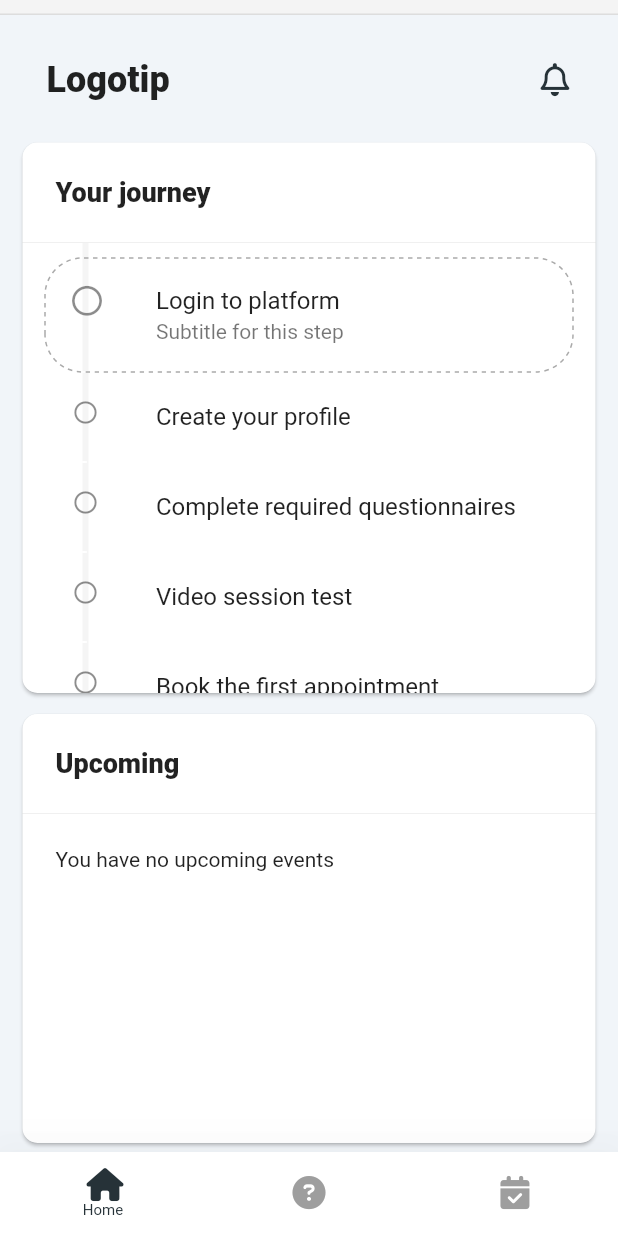
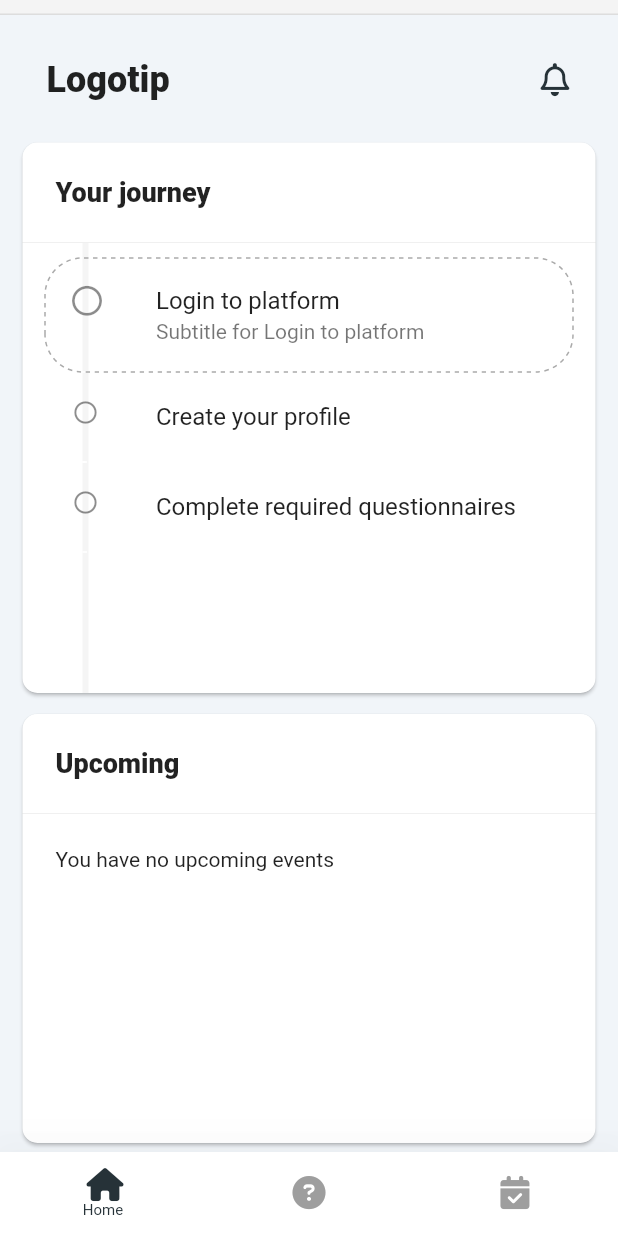
Before and after one commit to izi4ever/stepper_markup, a Flutter app: the screen it shows after launch, on a phone screen of 412 x 824 dp. Run offline on Flutter 3.47's test engine with Material 2 defaults, Android fonts, the phone set to English and light mode, and no system bars; drawn by our look-alikes of dotted_border; our stand-ins replace font_awesome_flutter, google_fonts; Roboto replaces fonts that are missing (Vollkorn).

Commit message:
Stepper and their State through enum, light strucrute changing

```diff
--- a/lib/main.dart
+++ b/lib/main.dart
@@ -1,7 +1,7 @@
 import 'package:flutter/material.dart';
 import 'package:google_fonts/google_fonts.dart';
 
-import 'pages/main/bottom_nav_bar.dart';
+import 'main/bottom_nav_bar.dart';
 
 void main() => runApp(const MyApp());
 
--- a/lib/pages/main/bottom_nav_bar.dart
+++ b/lib/main/bottom_nav_bar.dart
@@ -1,5 +1,5 @@
 import 'package:flutter/material.dart';
-import 'package:stepper_markup/pages/main/tab_bar_item.dart';
+import 'package:stepper_markup/main/tab_bar_item.dart';
 
 class BottomNavBar extends StatefulWidget {
   const BottomNavBar({Key? key}) : super(key: key);
--- a/lib/pages/main/pages/home_page.dart
+++ b/lib/main/pages/home_page.dart
@@ -1,7 +1,7 @@
 import 'package:flutter/material.dart';
 import 'package:font_awesome_flutter/font_awesome_flutter.dart';
 
-import '../../../widgets/custom_stepper.dart';
+import 'widgets/custom_stepper.dart';
 
 class HomePage extends StatefulWidget {
   const HomePage({Key? key}) : super(key: key);
--- /dev/null
+++ b/lib/main/pages/widgets/custom_stepper.dart
@@ -0,0 +1,59 @@
+import 'package:dotted_border/dotted_border.dart';
+import 'package:flutter/material.dart';
+import 'package:stepper_markup/main/pages/widgets/step_icon.dart';
+import 'package:stepper_markup/main/pages/widgets/stepper_state.dart';
+
+class CustomStepper extends StatefulWidget {
+  const CustomStepper({Key? key}) : super(key: key);
+
+  @override
+  State<CustomStepper> createState() => _CustomStepperState();
+}
+
+class _CustomStepperState extends State<CustomStepper> {
+  int curStep = 0;
+
+  @override
+  Widget build(BuildContext context) {
+    return Stack(
+      children: [
+        Positioned(
+            top: 0,
+            bottom: 0,
+            left: 40,
+            child: Container(
+              color: Colors.grey[100],
+              width: 4,
+            )),
+        SizedBox(
+            height: 300,
+            child: ListView(
+              padding: const EdgeInsets.symmetric(horizontal: 15, vertical: 10),
+              children: [
+                ...StepperElement.values.map((e) =>
+
+                  DottedBorder(
+                    borderType: BorderType.RRect,
+                    radius: const Radius.circular(25),
+                    dashPattern: const [3, 3],
+                    color: (curStep == e.index) ? const Color(0xffaaaaaa) : Colors.white,
+                    strokeWidth: 1,
+                    child: ListTile(
+                      leading: StepIcon(thisStepNo: e.index, curStep: curStep),       // <<< Здесь состояния и логика состояний
+                      title: Text(e.title),
+                      subtitle: (curStep == e.index) ? Text(e.subtitle) : null,
+                      onTap: () {
+                        setState(() {
+                          curStep = e.index;
+                        });
+                      },
+                    ),
+                  ),
+                ),
+
+              ],
+            )),
+      ],
+    );
+  }
+}
--- a/lib/widgets/custom_stepper.dart
+++ b/lib/main/pages/widgets/custom_stepper_old.dart
@@ -1,7 +1,7 @@
 import 'package:dotted_border/dotted_border.dart';
 import 'package:flutter/material.dart';
-import 'package:stepper_markup/widgets/step_icon.dart';
-import 'package:stepper_markup/widgets/stepper_state.dart';
+import 'package:stepper_markup/main/pages/widgets/step_icon.dart';
+import 'package:stepper_markup/main/pages/widgets/stepper_state.dart';
 
 class CustomStepper extends StatefulWidget {
   const CustomStepper({Key? key}) : super(key: key);
--- /dev/null
+++ b/lib/main/pages/widgets/step_icon.dart
@@ -0,0 +1,26 @@
+import 'package:flutter/material.dart';
+
+import 'stepper_state.dart';
+
+class StepIcon extends StatefulWidget {
+  StepIcon({Key? key, required this.thisStepNo, required this.curStep}) : super(key: key);
+
+  int thisStepNo;
+  int curStep;
+
+  @override
+  State<StepIcon> createState() => _StepIconState();
+}
+
+class _StepIconState extends State<StepIcon> {
+  @override
+  Widget build(BuildContext context) {
+    if (widget.thisStepNo == widget.curStep) {                      // current
+      return StepperState.current.icon;
+    } else if (widget.thisStepNo < widget.curStep) {                // passed
+      return StepperState.passed.icon;
+    } else {                                                        // future
+      return StepperState.future.icon;
+    }
+  }
+}
--- /dev/null
+++ b/lib/main/pages/widgets/stepper_state.dart
@@ -0,0 +1,30 @@
+import 'package:flutter/material.dart';
+import 'package:font_awesome_flutter/font_awesome_flutter.dart';
+
+
+enum StepperState {                 // passed, current, future;
+  passed (icon: Icon(FontAwesomeIcons.solidCircleCheck, size: 16, color: Colors.lightGreen)),
+  current(icon: Icon(FontAwesomeIcons.circle, size: 20)),
+  future (icon: Icon(Icons.radio_button_unchecked, size: 18));
+
+  const StepperState({
+    required this.icon,
+  });
+
+  final Icon icon;
+}
+
+
+enum StepperElement {               // login, create, complete;
+  login(   title: 'Login to platform',                subtitle: 'Subtitle for Login to platform'),
+  create(  title: 'Create your profile',              subtitle: 'Fields to fill in: contact and emergency info, primary care provider'),
+  complete(title: 'Complete required questionnaires', subtitle: 'Subtitle for Complete required questionnaires');
+
+  const StepperElement({
+    required this.title,
+    required this.subtitle,
+  });
+
+  final String title;
+  final String subtitle;
+}
--- a/lib/widgets/step_icon.dart
+++ /dev/null
@@ -1,32 +0,0 @@
-import 'package:flutter/material.dart';
-import 'package:font_awesome_flutter/font_awesome_flutter.dart';
-
-class StepIcon extends StatefulWidget {
-  StepIcon({Key? key, required this.thisStepNo, required this.curStep}) : super(key: key);
-
-  int thisStepNo;
-  int curStep;
-
-  @override
-  State<StepIcon> createState() => _StepIconState();
-}
-
-class _StepIconState extends State<StepIcon> {
-  @override
-  Widget build(BuildContext context) {
-    if (widget.thisStepNo == widget.curStep) {
-      return const Icon(FontAwesomeIcons.circle,
-        size: 20,
-      );
-    } else if (widget.thisStepNo < widget.curStep) {
-      return const Icon(FontAwesomeIcons.solidCircleCheck,
-        size: 16,
-        color: Colors.lightGreen,
-      );
-    } else {
-      return const Icon(Icons.radio_button_unchecked,
-        size: 18,
-      );
-    }
-  }
-}
```
Also changed, not shown: lib/main/tab_bar_item.dart (renamed from lib/pages/main/tab_bar_item.dart, +3 -4 lines), lib/pages/_page_stepper.dart (deleted, +0 -156 lines), lib/widgets/_step.dart (deleted, +0 -45 lines), lib/widgets/stepper_state.dart (deleted, +0 -7 lines), lib/main/pages/page_1.dart (renamed from lib/pages/main/pages/page_1.dart), lib/main/pages/page_2.dart (renamed from lib/pages/main/pages/page_2.dart), lib/main/pages/page_3.dart (renamed from lib/pages/main/pages/page_3.dart), lib/main/pages/page_4.dart (renamed from lib/pages/main/pages/page_4.dart), lib/main/pages/page_5.dart (renamed from lib/pages/main/pages/page_5.dart).
